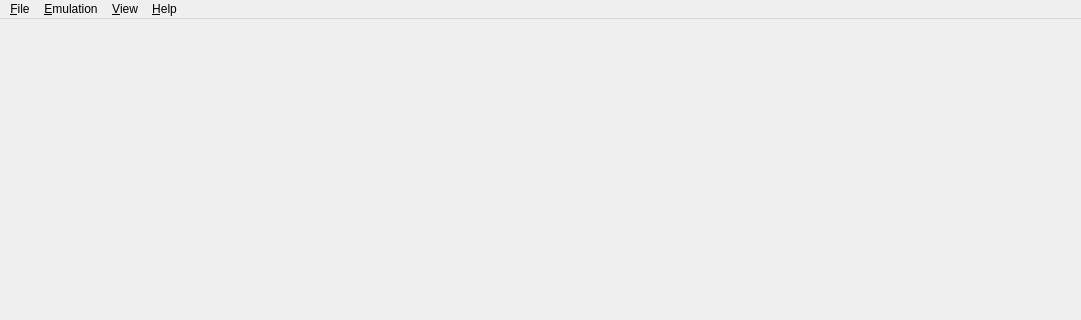
rorrim-rorrim/eden-alt, file src/yuzu/main.ui: the form before one commit; both pictures show x 0 to 1081 and y 0 to 320 of the 1081 by 730 pixel window.
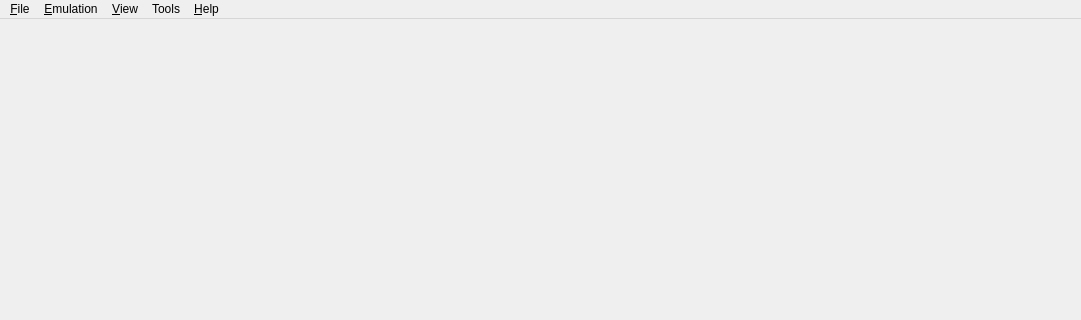
The form after the commit. Icons and pictures are not drawn.

Commit message: qt: Move Reinitialize Keys to Tools menu

```diff
--- a/src/yuzu/main.ui
+++ b/src/yuzu/main.ui
@@ -97,6 +97,12 @@
     <addaction name="action_Show_Status_Bar"/>
     <addaction name="menu_View_Debugging"/>
    </widget>
+   <widget class ="QMenu" name="menu_Tools">
+    <property name="title">
+     <string>Tools</string>
+    </property>
+    <addaction name="action_Rederive" />
+   </widget>
    <widget class="QMenu" name="menu_Help">
     <property name="title">
      <string>&amp;Help</string>
@@ -109,6 +115,7 @@
    <addaction name="menu_File"/>
    <addaction name="menu_Emulation"/>
    <addaction name="menu_View"/>
+   <addaction name="menu_Tools" />
    <addaction name="menu_Help"/>
   </widget>
    <action name="action_Install_File_NAND">
```
Left out of the diff: 1 changed line with no effect on the pictures.
